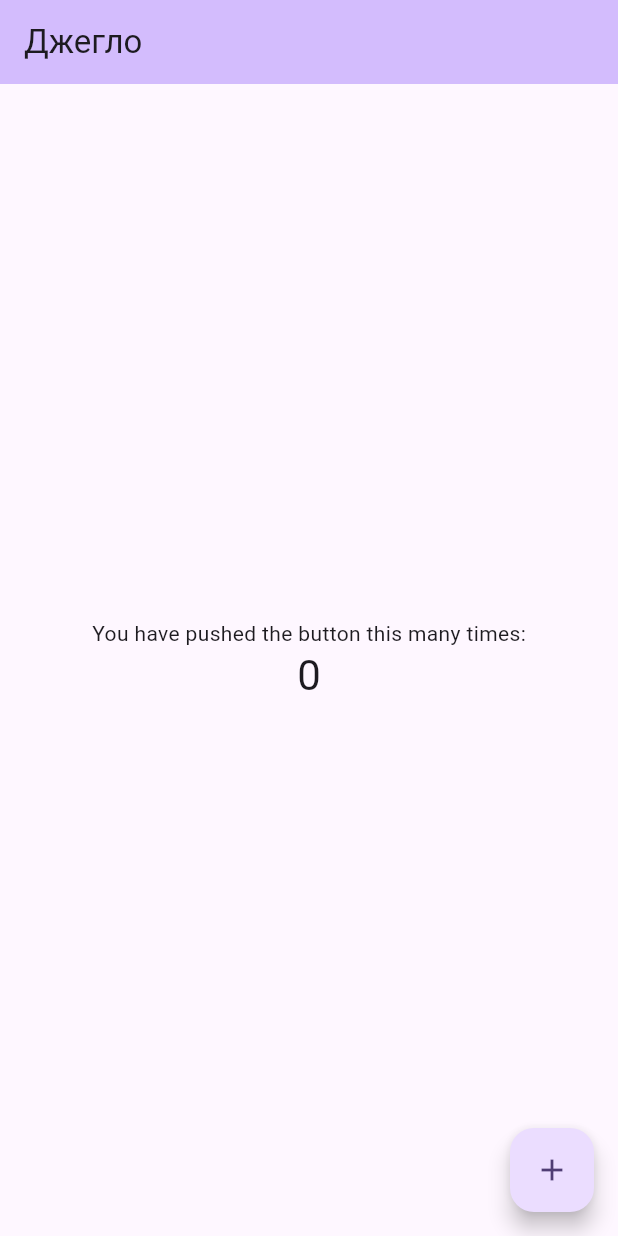
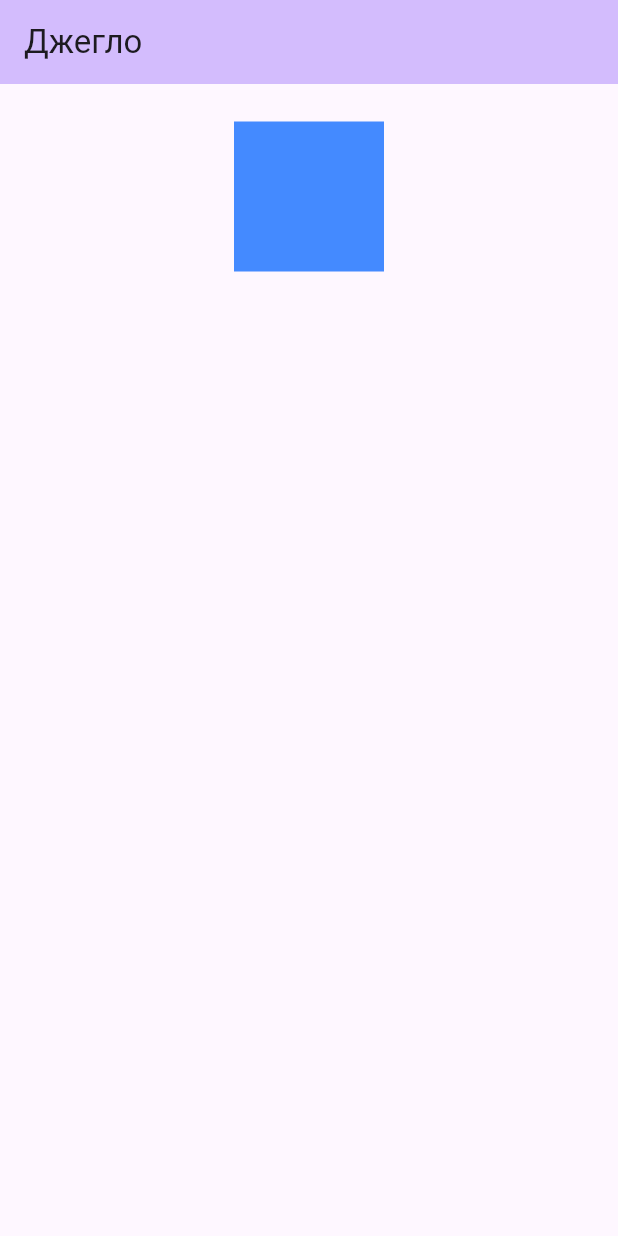
Before and after one commit to dimad2602/FlutterCourse, a Flutter app: the screen it shows after launch, on a phone screen of 412 x 824 dp. Run offline on Flutter 3.47's test engine with Material 2 defaults, Android fonts, the phone set to English and light mode, and no system bars.

Commit message:
pr18 Container

```diff
--- a/lib/main.dart
+++ b/lib/main.dart
@@ -30,14 +30,6 @@
 }
 
 class _MyHomePageState extends State<MyHomePage> {
-  int _counter = 0;
-
-  void _incrementCounter() {
-    setState(() {
-      _counter++;
-    });
-  }
-
   @override
   Widget build(BuildContext context) {
     return Scaffold(
@@ -47,23 +39,19 @@
       ),
       body: Center(
         child: Column(
-          mainAxisAlignment: MainAxisAlignment.center,
+          mainAxisAlignment: MainAxisAlignment.start,
           children: <Widget>[
-            const Text(
-              'You have pushed the button this many times:',
-            ),
-            Text(
-              '$_counter',
-              style: Theme.of(context).textTheme.headlineMedium,
+            Padding(
+              padding: const EdgeInsets.only(top: 25.0),
+              child: Container(
+                width: 100,
+                height: 100,
+                color: Colors.blueAccent,
+              ),
             ),
           ],
         ),
       ),
-      floatingActionButton: FloatingActionButton(
-        onPressed: _incrementCounter,
-        tooltip: 'Increment',
-        child: const Icon(Icons.add),
-      ),
     );
   }
 }
```
